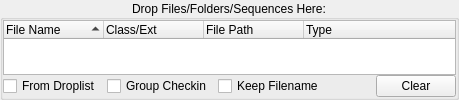
listyque/TACTIC-Handler, file lib/ui/checkin/ui_drop_plate.ui: the form before one commit.
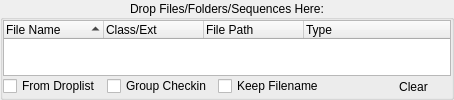
The form after the commit.

Diff of the .ui file:
```diff
--- a/lib/ui/checkin/ui_drop_plate.ui
+++ b/lib/ui/checkin/ui_drop_plate.ui
@@ -2,12 +2,6 @@
 <ui version="4.0">
  <class>dropPlateGroupBox</class>
  <widget class="QGroupBox" name="dropPlateGroupBox">
-  <property name="sizePolicy">
-   <sizepolicy hsizetype="Ignored" vsizetype="Preferred">
-    <horstretch>0</horstretch>
-    <verstretch>0</verstretch>
-   </sizepolicy>
-  </property>
   <property name="windowTitle">
    <string>GroupBox</string>
   </property>
@@ -30,19 +24,6 @@
    <property name="margin">
     <number>0</number>
    </property>
-   <item row="2" column="4">
-    <widget class="QPushButton" name="clearPushButton">
-     <property name="minimumSize">
-      <size>
-       <width>75</width>
-       <height>0</height>
-      </size>
-     </property>
-     <property name="text">
-      <string>Clear</string>
-     </property>
-    </widget>
-   </item>
    <item row="2" column="3">
     <spacer name="horizontalSpacer">
      <property name="orientation">
@@ -67,7 +48,17 @@
      <property name="styleSheet">
       <string notr="true">QTreeView::item {
 	padding: 2px;
-}</string>
+}
+
+QTreeView::item:selected:active{
+	background: qlineargradient(spread:pad, x1:0, y1:0, x2:1, y2:0, stop:0 rgba(82, 133, 166, 255), stop:1 rgba(82, 133, 166, 255));
+    border: 1px solid transparent;
+}
+QTreeView::item:selected:!active {
+	background: qlineargradient(spread:pad, x1:0, y1:0, x2:1, y2:0, stop:0 rgba(82, 133, 166, 255), stop:1 rgba(82, 133, 166, 255));
+    border: 1px solid transparent;
+}
+</string>
      </property>
      <property name="tabKeyNavigation">
       <bool>true</bool>
@@ -154,6 +145,25 @@
      </property>
     </widget>
    </item>
+   <item row="2" column="4">
+    <widget class="QToolButton" name="clearPushButton">
+     <property name="minimumSize">
+      <size>
+       <width>75</width>
+       <height>0</height>
+      </size>
+     </property>
+     <property name="text">
+      <string>Clear</string>
+     </property>
+     <property name="toolButtonStyle">
+      <enum>Qt::ToolButtonTextBesideIcon</enum>
+     </property>
+     <property name="autoRaise">
+      <bool>true</bool>
+     </property>
+    </widget>
+   </item>
   </layout>
  </widget>
  <resources/>
```
Left out of the diff: 2 changed lines with no effect on the pictures.
